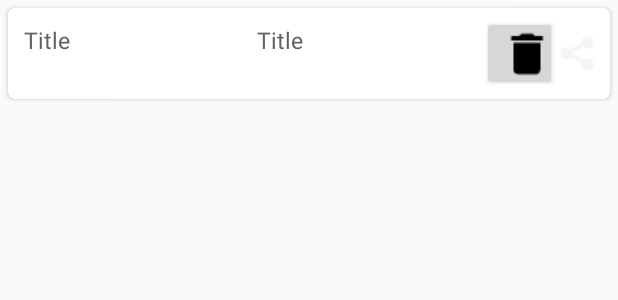
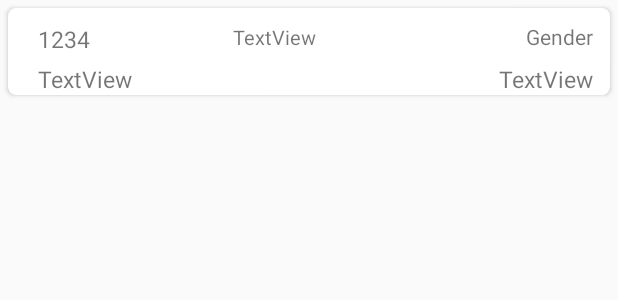
Before and after one commit to marquez-marvz/MyApplication05, an Android app: the layout recycle_row.xml on its own in the app's theme, with its tools: preview values and no code run, on a phone screen of 412 x 824 dp. Shown: the top 300 px of the screen. Run offline under Robolectric (Android 15) with nearby library versions, the phone set to English and light mode, and no system bars.

Commit message:
April21-651am

```diff
--- a/app/src/main/java/com/example/myapplication05/Database.kt
+++ b/app/src/main/java/com/example/myapplication05/Database.kt
@@ -129,20 +129,20 @@ class Database : AppCompatActivity() {
     }
 
     fun ViewRecord(context:Context = this) {
-        val databaseHandler: DatabaseHandler = DatabaseHandler(context)
-        val student: List<StudentModel> = databaseHandler.GetStudentList()
+//        val databaseHandler: DatabaseHandler = DatabaseHandler(context)
+//        val student: List<Person> = databaseHandler.GetStudentList()
+//
+//        list.clear()
+//        for (e in student) {
+//            list.add(Person( e.firstname, e.lastname))
+//
 
-        list.clear()
-        for (e in student) {
-            list.add(StudentModel(e.sn, e.fname, e.lname, e.grpNumber, e.section))
+//            }
 
-
-            }
-
-        Log.e("Hello11", context.toString())
-        Log.e("Hello11", list.toString())
-        Log.e("Hello11", R.layout.studentrow.toString())
-        lvwstudent.adapter = StudentAdapter(context, R.layout.studentrow, list)
+//        Log.e("Hello11", context.toString())
+//        Log.e("Hello11", list.toString())
+//        Log.e("Hello11", R.layout.studentrow.toString())
+//        lvwstudent.adapter = StudentAdapter(context, R.layout.studentrow, list)
     }
 
 
--- a/app/src/main/java/com/example/myapplication05/MyDBHandler.kt
+++ b/app/src/main/java/com/example/myapplication05/MyDBHandler.kt
@@ -116,8 +116,8 @@ class DatabaseHandler(context: Context): SQLiteOpenHelper(context,"dbstudent",nu
 
 
 
-    fun  GetStudentList():List<StudentModel>{
-        val studentList:ArrayList<StudentModel> = ArrayList<StudentModel>()
+    fun  GetStudentList():List<Person>{
+        val studentList:ArrayList<Person> = ArrayList<Person>()
         val selectQuery = "SELECT  * FROM $TABLE_NAME"
         val db = this.readableDatabase
         var cursor: Cursor? = null
@@ -135,7 +135,7 @@ class DatabaseHandler(context: Context): SQLiteOpenHelper(context,"dbstudent",nu
                 var lname= cursor.getString(cursor.getColumnIndex(TBSTUDENT_LAST))
                 var grp= cursor.getString(cursor.getColumnIndex(TBSTUDENT_GRP))
                 var section= cursor.getString(cursor.getColumnIndex(TBSTUDENT_SECTION))
-                val emp= StudentModel(sn, fname, lname,  grp, section)
+                val emp= Person(sn, fname, lname, section, grp)
                 studentList.add(emp)
             } while (cursor.moveToNext())
         }
--- a/app/src/main/java/com/example/myapplication05/MyRecycle.kt
+++ b/app/src/main/java/com/example/myapplication05/MyRecycle.kt
@@ -10,23 +10,29 @@ class MyRecycle : AppCompatActivity() {
     override fun onCreate(savedInstanceState: Bundle?) {
         super.onCreate(savedInstanceState)
         setContentView(R.layout.myrecycle)
+        ViewRecord()
 
+
+    }
+
+    fun ViewRecord(){
         val layoutmanager = LinearLayoutManager(this)
         layoutmanager.orientation = LinearLayoutManager.VERTICAL;
         recPerson.layoutManager = layoutmanager
         var list = arrayListOf<Person>()
-//
-        list.add(Person("MARVIN", "MARQUEZ"))
-         list.add(Person("BING", "SANTOS"))
-//        list.add(Person("BOY" , "AGTA")
 
-     //      list.add(Person("MARVIN"))
-////                list.add(Person("BING"))
-////                list.add(Person("BOY"))
+        val databaseHandler: DatabaseHandler = DatabaseHandler(this)
+        val student: List<Person> = databaseHandler.GetStudentList()
+
+
+        for (e in student) {
+            list.add(Person(e.studentno,  e.firstname, e.lastname, e.sectioncode, e.grp))
+
+        }
+
+
 
         val adapter = NewAdapter(this, list)
         recPerson.adapter = adapter
-
-
     }
 }
--- a/app/src/main/java/com/example/myapplication05/NewAdapter.kt
+++ b/app/src/main/java/com/example/myapplication05/NewAdapter.kt
@@ -42,15 +42,18 @@ class NewAdapter (val context:Context, val person:List<Person>):RecyclerView.Ada
                 Toast.makeText(context, "Hello", Toast.LENGTH_SHORT).show();
             }
 
-            itemView.rowBtnDelete.setOnClickListener {
-                // Toast.makeText(context, currentPerson!!.firstname + "", Toast.LENGTH_SHORT).show();
-                Toast.makeText(context, "Delete", Toast.LENGTH_SHORT).show();
-            }
+//            itemView.rowBtnDelete.setOnClickListener {
+//                // Toast.makeText(context, currentPerson!!.firstname + "", Toast.LENGTH_SHORT).show();
+//                Toast.makeText(context, "Delete", Toast.LENGTH_SHORT).show();
+//            }
         }//init
 
         fun setData(pp: Person?, pos: Int) {
-            itemView.txtfirstName.text = pp!!.lastname
-             itemView.txtLastName.text =pp!!.firstname
+            itemView.txtStudentNo.text = pp!!.studentno
+            itemView.txtFirstName.text = pp!!.firstname
+            itemView.txtLastName.text =pp!!.lastname
+       itemView.txtSectionCode.text =pp!!.sectioncode
+          itemView.txtGroup.text =pp!!.grp
             this.currentPerson= pp;
             this.currentPosition = pos
         }
--- a/app/src/main/java/com/example/myapplication05/Person.kt
+++ b/app/src/main/java/com/example/myapplication05/Person.kt
@@ -1,5 +1,5 @@
 package com.example.myapplication05
-class Person (var firstname:String, var lastname:String ){
+class Person (var studentno:String ,  var firstname:String, var lastname:String,  var sectioncode:String, var grp:String ){
    // class Person (var firstname:String){
 
 
--- a/app/src/main/res/layout/recycle_row.xml
+++ b/app/src/main/res/layout/recycle_row.xml
@@ -9,54 +9,68 @@
     android:layout_marginTop="5dp"
     card_view:cardCornerRadius="5dp">
 
-    <LinearLayout
+    <RelativeLayout
         android:layout_width="match_parent"
-        android:layout_height="match_parent"
-        android:background="@android:color/white"
-        android:baselineAligned="false"
-        android:orientation="horizontal"
-        android:padding="5dp">
+        android:layout_height="wrap_content">
 
         <TextView
-            android:id="@+id/txtfirstName"
-            android:layout_width="0dp"
-            android:layout_height="20dp"
-            android:layout_margin="5dp"
-            android:layout_weight="1"
-            android:text="Title"
-            android:textColor="#616161"
-            android:textSize="15sp" />
+            android:id="@+id/txtStudentNo"
+            android:layout_width="wrap_content"
+            android:layout_height="wrap_content"
+            android:layout_marginLeft="20dp"
+            android:layout_marginStart="20dp"
+            android:layout_marginTop="10dp"
+            android:textSize="15dp"
+            android:text="1234"
+            android:layout_alignParentTop="true"
+            android:layout_alignParentLeft="true"
+            android:layout_alignParentStart="true" />
+
+        <TextView
+            android:id="@+id/txtFirstName"
+            android:layout_width="wrap_content"
+            android:layout_height="wrap_content"
+            android:layout_marginLeft="150dp"
+            android:layout_marginTop="10dp"
+            android:textSize="13sp"
+            android:text="TextView"/>
 
         <TextView
             android:id="@+id/txtLastName"
-            android:layout_width="0dp"
-            android:layout_height="20dp"
-            android:layout_margin="5dp"
-            android:layout_weight="1"
-            android:text="Title"
-            android:textColor="#616161"
-            android:textSize="15sp" />
-
-        <Button
-            android:id="@+id/rowBtnDelete"
-            android:layout_width="50dp"
-            android:layout_height="50dp"
-            android:layout_alignParentTop="true"
-            android:layout_alignParentLeft="true"
-            android:textSize="10sp"
-            android:visibility="visible"
-            android:drawableLeft="@drawable/delete"
-            android:text="" />
+            android:layout_width="wrap_content"
+            android:layout_height="wrap_content"
+            android:textSize="15sp"
+            android:text="TextView"
+            android:layout_marginTop="5dp"
+            android:layout_below="@+id/txtStudentNo"
+            android:layout_alignLeft="@+id/txtStudentNo"
+            android:layout_alignStart="@+id/txtStudentNo" />
 
 
-        <ImageView
-            android:id="@+id/imgShare"
-            android:layout_width="30dp"
-            android:layout_height="match_parent"
-            android:layout_gravity="center"
-            android:src="@android:drawable/ic_menu_share"
-            android:tint="#eeeeee"/>
+        <TextView
+            android:id="@+id/txtGroup"
+            android:layout_width="wrap_content"
+            android:layout_height="wrap_content"
+            android:text="Gender"
+            android:gravity="right"
+            android:layout_alignRight="@+id/txtSectionCode"
+            android:layout_alignEnd="@+id/txtSectionCode"
+            android:layout_alignBottom="@+id/txtFirstName"
+            android:layout_alignLeft="@+id/txtSectionCode"
+            android:layout_alignStart="@+id/txtSectionCode" />
 
-    </LinearLayout>
+        <TextView
+            android:id="@+id/txtSectionCode"
+            android:layout_width="wrap_content"
+            android:layout_height="wrap_content"
+            android:text="TextView"
+            android:textSize="15sp"
+            android:layout_marginRight="11dp"
+            android:layout_marginEnd="11dp"
+            android:layout_alignTop="@+id/txtLastName"
+            android:layout_alignParentRight="true"
+            android:layout_alignParentEnd="true" />
+
+           </RelativeLayout>
 
 </androidx.cardview.widget.CardView>
```
